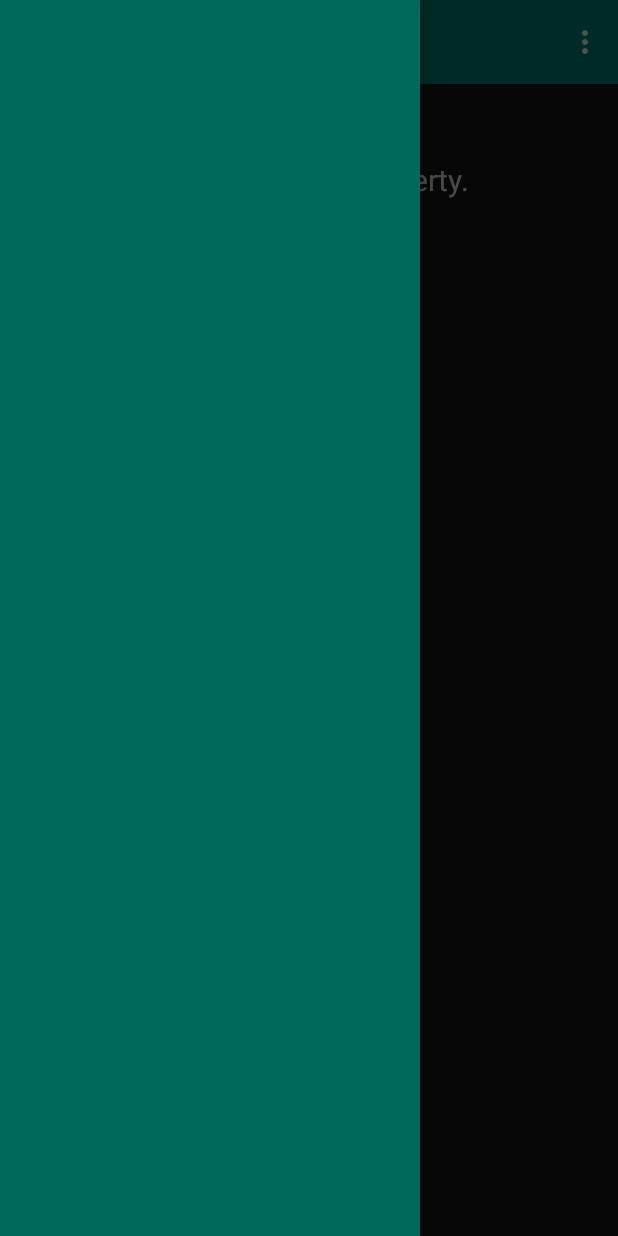
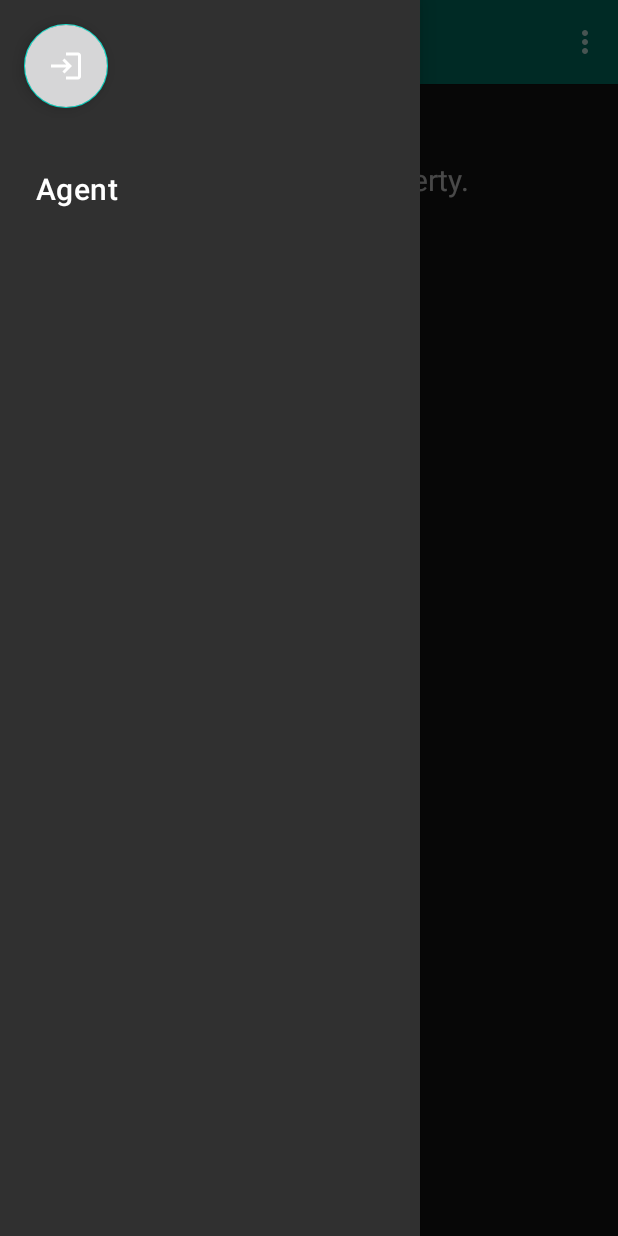
Before and after one commit to YoannR09/Projet_9_Android_OpenClassrooms, an Android app: the PropertyListFragment screen opened directly, with no data from a screen before it, with the side drawer open, on a phone screen of 412 x 824 dp. Run offline under Robolectric (Android 15) with nearby library versions, the phone set to English and light mode, and no system bars; our stand-ins replace Firebase (no records; nobody signed in at launch, a user with empty details on screens opened directly); libraries missing offline, so code that uses them is left out: com.firebase.ui; pictures from the network do not load.

Commit message:
add agent on drawer

```diff
--- a/RealEstateManager/app/src/main/java/com/openclassrooms/realestatemanager/presentation/create/CreatePropertyActivityViewModel.kt
+++ b/RealEstateManager/app/src/main/java/com/openclassrooms/realestatemanager/presentation/create/CreatePropertyActivityViewModel.kt
@@ -96,7 +96,7 @@ class CreatePropertyActivityViewModel: ViewModel() {
     val price = MutableStateFlow(0)
     //endregion
 
-    val pictureList = MutableStateFlow(listOf<List<PictureEntity>>())
+    val pictureList = MutableStateFlow(arrayOf<PictureEntity>())
 
     val generalInfoCheckForm = combineStateFlows(scope, address, description, type) { address, description, type ->
         when {
--- a/RealEstateManager/app/src/main/java/com/openclassrooms/realestatemanager/presentation/create/PicturesStepFragment.kt
+++ b/RealEstateManager/app/src/main/java/com/openclassrooms/realestatemanager/presentation/create/PicturesStepFragment.kt
@@ -24,9 +24,13 @@ import android.widget.Button
 import androidx.core.app.ActivityCompat
 import androidx.core.content.ContextCompat
 import com.google.android.material.textfield.TextInputEditText
+import com.google.firebase.auth.FirebaseAuth
+import com.google.firebase.auth.FirebaseUser
 import com.google.firebase.storage.FirebaseStorage
 import com.google.firebase.storage.StorageReference
+import com.openclassrooms.realestatemanager.data.dao.entities.PictureEntity
 import java.io.ByteArrayOutputStream
+import java.util.*
 
 
 class PicturesStepFragment : Fragment() {
@@ -42,14 +46,6 @@ class PicturesStepFragment : Fragment() {
 
     var storage: FirebaseStorage? = null
     var storageReference: StorageReference? = null
-
-    // Create a storage reference from our app
-    private val storageRef = storage?.reference
-
-    // Create a reference to "mountains.jpg"
-    private val mountainsRef = storageRef?.child("property/t.jpg")
-
-
 
     override fun onCreate(savedInstanceState: Bundle?) {
         super.onCreate(savedInstanceState)
@@ -89,12 +85,23 @@ class PicturesStepFragment : Fragment() {
     }
 
     private fun uploadPicture() {
+        val storageRef = storage?.reference
+        val newPictureId = "property/${FirebaseAuth.getInstance().currentUser?.email}/${inputPiece.text}-${Date().time}.jpg"
+        val mountainsRef = storageRef?.child(newPictureId)
         val uploadTask = mountainsRef?.putBytes(fileToUpdate)
         uploadTask?.addOnFailureListener {
             println("error here picture upload failed")
             (requireActivity() as CreatePropertyActivity).viewModel.screenState.value = ScreenStateError("Error")
         }?.addOnSuccessListener { taskSnapshot ->
             println("success full added here")
+            (requireActivity() as CreatePropertyActivity).viewModel.pictureList.value.plus(
+                PictureEntity(
+                    newPictureId,
+                    newPictureId,
+                    inputDescription.text.toString(),
+                    inputPiece.text.toString()
+                )
+            )
             inputDescription.text?.clear()
             inputPiece.text?.clear()
             (requireActivity() as CreatePropertyActivity).viewModel.screenState.value = ScreenStateSuccess("Success")
--- a/RealEstateManager/app/src/main/java/com/openclassrooms/realestatemanager/presentation/fragments/propertyList/PropertyAdapter.kt
+++ b/RealEstateManager/app/src/main/java/com/openclassrooms/realestatemanager/presentation/fragments/propertyList/PropertyAdapter.kt
@@ -15,6 +15,7 @@ import com.bumptech.glide.Glide
 import com.openclassrooms.realestatemanager.R
 import com.openclassrooms.realestatemanager.RealStateManagerApplication
 import com.openclassrooms.realestatemanager.presentation.home.HomeActivityViewModel
+import com.openclassrooms.realestatemanager.utils.observe
 
 
 class PropertyAdapter(
--- a/RealEstateManager/app/src/main/java/com/openclassrooms/realestatemanager/presentation/home/HomeActivity.kt
+++ b/RealEstateManager/app/src/main/java/com/openclassrooms/realestatemanager/presentation/home/HomeActivity.kt
@@ -5,6 +5,7 @@ import android.os.Bundle
 import android.view.Menu
 import android.view.MenuItem
 import android.view.View
+import android.widget.TextView
 import android.widget.Toast
 import androidx.appcompat.app.AppCompatActivity
 import androidx.core.view.GravityCompat
@@ -14,6 +15,7 @@ import com.firebase.ui.auth.AuthUI
 import com.firebase.ui.auth.FirebaseAuthUIActivityResultContract
 import com.firebase.ui.auth.data.model.FirebaseAuthUIAuthenticationResult
 import com.google.android.material.appbar.MaterialToolbar
+import com.google.android.material.navigation.NavigationView
 import com.google.firebase.auth.FirebaseAuth
 import com.openclassrooms.realestatemanager.R
 import com.openclassrooms.realestatemanager.RealStateManagerApplication
@@ -23,8 +25,10 @@ class HomeActivity : AppCompatActivity() {
     private val DRAWER_ICON_ID = 16908332
     lateinit var viewModel: HomeActivityViewModel
     lateinit var toolbar: MaterialToolbar
+    lateinit var agent: TextView
     lateinit var drawer: DrawerLayout
     lateinit var largeScreenList: View
+    lateinit var navigationView: NavigationView
 
     private val signInLauncher = registerForActivityResult(
             FirebaseAuthUIActivityResultContract()) { result: FirebaseAuthUIAuthenticationResult? -> this.onSignInResult(result!!) }
@@ -53,10 +57,13 @@ class HomeActivity : AppCompatActivity() {
     }
 
     private fun initView() {
-        viewModel = ViewModelProvider(this).get(HomeActivityViewModel::class.java)
+        viewModel = ViewModelProvider(this)[HomeActivityViewModel::class.java]
         setContentView(R.layout.activity_main)
         toolbar = findViewById(R.id.tool_bar)
         drawer = findViewById(R.id.drawer)
+        navigationView = findViewById(R.id.navigation_view)
+        agent = navigationView.getHeaderView(0).findViewById(R.id.agent_title)
+        agent.text = FirebaseAuth.getInstance().currentUser?.email
         var isLargeScreen: Boolean
         try {
             largeScreenList = findViewById(R.id.large_screen_list)
--- a/RealEstateManager/app/src/main/java/com/openclassrooms/realestatemanager/presentation/home/HomeActivityViewModel.kt
+++ b/RealEstateManager/app/src/main/java/com/openclassrooms/realestatemanager/presentation/home/HomeActivityViewModel.kt
@@ -2,6 +2,7 @@ package com.openclassrooms.realestatemanager.presentation.home
 
 import androidx.lifecycle.MutableLiveData
 import androidx.lifecycle.ViewModel
+import kotlinx.coroutines.flow.MutableStateFlow
 
 class HomeActivityViewModel: ViewModel() {
 
@@ -12,7 +13,7 @@ class HomeActivityViewModel: ViewModel() {
 
     var isLargeScreen: Boolean = false
 
-    val idSelected = MutableLiveData("id")
+    val idSelected = MutableStateFlow("id")
 
     fun changeSelectId(id: String) {
         idSelected.value = id
--- /dev/null
+++ b/RealEstateManager/app/src/main/res/drawable/ic_baseline_login_24.xml
@@ -0,0 +1,11 @@
+<vector xmlns:android="http://schemas.android.com/apk/res/android"
+    android:width="24dp"
+    android:height="24dp"
+    android:viewportWidth="24"
+    android:viewportHeight="24"
+    android:tint="?attr/colorControlNormal"
+    android:autoMirrored="true">
+  <path
+      android:fillColor="@android:color/white"
+      android:pathData="M11,7L9.6,8.4l2.6,2.6H2v2h10.2l-2.6,2.6L11,17l5,-5L11,7zM20,19h-8v2h8c1.1,0 2,-0.9 2,-2V5c0,-1.1 -0.9,-2 -2,-2h-8v2h8V19z"/>
+</vector>
--- a/RealEstateManager/app/src/main/res/layout-sw600dp/activity_main.xml
+++ b/RealEstateManager/app/src/main/res/layout-sw600dp/activity_main.xml
@@ -66,7 +66,6 @@
         android:layout_height="match_parent"
         android:layout_gravity="start"
         android:clipToPadding="false"
-        android:backgroundTint="@color/colorPrimary"
-        >
-    </com.google.android.material.navigation.NavigationView>
+        app:headerLayout="@layout/header_navigation_drawer"
+        />
 </androidx.drawerlayout.widget.DrawerLayout>
--- a/RealEstateManager/app/src/main/res/layout/activity_main.xml
+++ b/RealEstateManager/app/src/main/res/layout/activity_main.xml
@@ -32,7 +32,6 @@
         android:layout_height="match_parent"
         android:layout_gravity="start"
         android:clipToPadding="false"
-        android:backgroundTint="@color/colorPrimary"
-        >
-    </com.google.android.material.navigation.NavigationView>
+        app:headerLayout="@layout/header_navigation_drawer"
+        />
 </androidx.drawerlayout.widget.DrawerLayout>
--- /dev/null
+++ b/RealEstateManager/app/src/main/res/layout/header_navigation_drawer.xml
@@ -0,0 +1,42 @@
+<?xml version="1.0" encoding="utf-8"?>
+<LinearLayout xmlns:android="http://schemas.android.com/apk/res/android"
+    android:layout_width="match_parent"
+    android:layout_height="match_parent"
+    xmlns:app="http://schemas.android.com/apk/res-auto"
+    android:orientation="vertical">
+
+
+    <com.google.android.material.floatingactionbutton.FloatingActionButton
+        android:id="@+id/floating_action_button"
+        android:layout_width="wrap_content"
+        android:layout_height="wrap_content"
+        android:layout_gravity="top|start"
+        android:layout_margin="16dp"
+        android:backgroundTint="@color/fui_transparent"
+        style="?attr/floatingActionButtonStyle"
+        app:tint="@android:color/white"
+        app:srcCompat="@drawable/ic_baseline_login_24"/>
+
+    <TextView
+        android:layout_width="wrap_content"
+        android:layout_height="wrap_content"
+        android:layout_marginTop="24dp"
+        android:layout_marginStart="24dp"
+        android:layout_marginEnd="24dp"
+        android:textAppearance="?attr/textAppearanceHeadline6"
+        android:text="Agent" />
+
+    <TextView
+        android:id="@+id/agent_title"
+        android:layout_width="wrap_content"
+        android:layout_height="wrap_content"
+        android:layout_marginBottom="24dp"
+        android:layout_marginStart="24dp"
+        android:layout_marginEnd="24dp"
+        android:textAppearance="?attr/textAppearanceBody1"
+        android:textColor="@color/material_on_surface_emphasis_medium"
+        android:text="text" />
+
+
+
+</LinearLayout>
```
Also changed, not shown: 2 other files.
